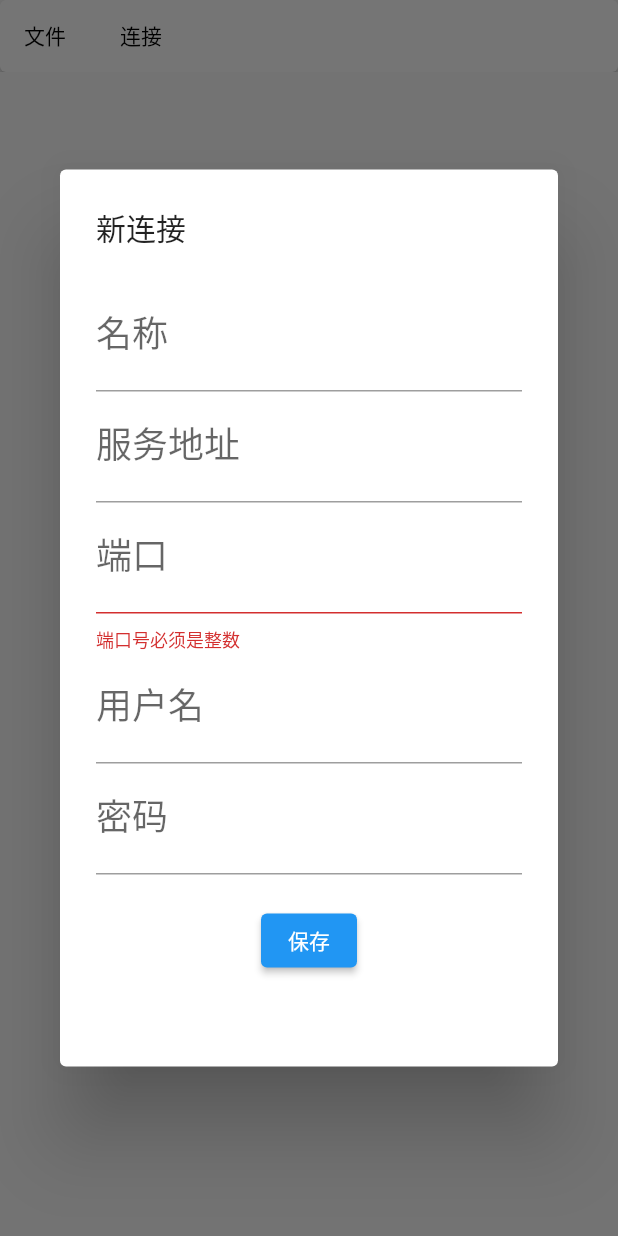
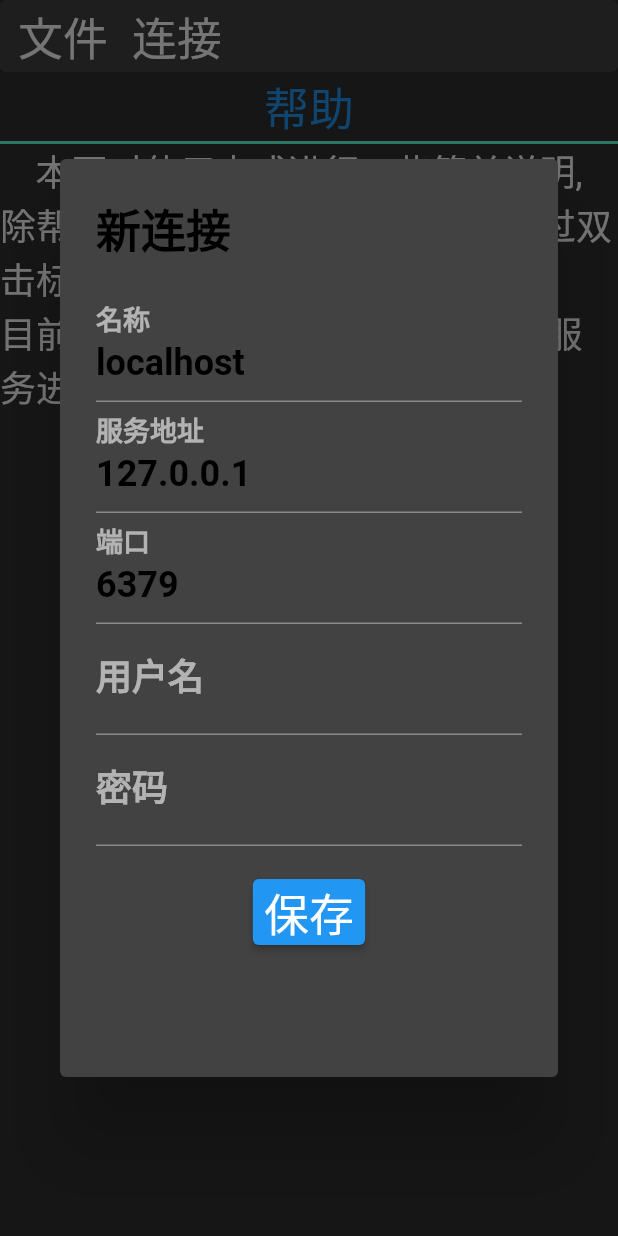
Before and after one commit to benxincaomu/redis-gui, a Flutter app: the screen it shows after launch, after a tap on "文件", after a tap on "新连接", on a phone screen of 412 x 824 dp. Run offline on Flutter 3.47's test engine with Material 2 defaults, Android fonts, the phone set to English and light mode, and no system bars; our stand-ins replace sqflite_common_ffi; missing offline and left inert: redis; accounts and stored records are empty.

Commit message:
添加/删除标签页

```diff
--- a/lib/gui/connection_info_pannel.dart
+++ b/lib/gui/connection_info_pannel.dart
@@ -1,5 +1,6 @@
 import "package:flutter/material.dart";
 import 'package:provider/provider.dart';
+import 'package:redis_gui_manager/gui/redis_ops_gui.dart';
 import 'package:redis_gui_manager/gui/server_list_panel.dart';
 import '../ds/redis_connection_info.dart';
 import '../ds/conn_info_map_sqlite.dart';
@@ -23,9 +24,9 @@ class ConnectionInfoPannel extends StatefulWidget {
 
 class ConnectionInfoPannelState extends State<ConnectionInfoPannel> {
   final _formKey = GlobalKey<FormState>();
-  final nameController = TextEditingController();
-  final hostController = TextEditingController();
-  final portController = TextEditingController();
+  final nameController = TextEditingController(text: "localhost");
+  final hostController = TextEditingController(text: "127.0.0.1");
+  final portController = TextEditingController(text: "6379");
 
   final userNameController = TextEditingController();
 
@@ -44,7 +45,6 @@ class ConnectionInfoPannelState extends State<ConnectionInfoPannel> {
             border: UnderlineInputBorder(),
             labelText: "名称",
             labelStyle: fontStyle,
-
           ),
           style: fontStyle,
           controller: nameController,
@@ -53,16 +53,14 @@ class ConnectionInfoPannelState extends State<ConnectionInfoPannel> {
             decoration: const InputDecoration(
                 border: UnderlineInputBorder(),
                 labelText: "服务地址",
-              labelStyle: fontStyle
-            ),
+                labelStyle: fontStyle),
             style: fontStyle,
             controller: hostController),
         TextFormField(
             decoration: const InputDecoration(
                 border: UnderlineInputBorder(),
                 labelText: "端口",
-              labelStyle: fontStyle
-            ),
+                labelStyle: fontStyle),
             style: fontStyle,
             controller: portController,
             keyboardType: TextInputType.number,
@@ -78,8 +76,7 @@ class ConnectionInfoPannelState extends State<ConnectionInfoPannel> {
           decoration: const InputDecoration(
               border: UnderlineInputBorder(),
               labelText: "用户名",
-            labelStyle: fontStyle
-          ),
+              labelStyle: fontStyle),
           style: fontStyle,
           controller: userNameController,
         ),
@@ -87,20 +84,20 @@ class ConnectionInfoPannelState extends State<ConnectionInfoPannel> {
           decoration: const InputDecoration(
               border: UnderlineInputBorder(),
               labelText: "密码",
-            labelStyle: fontStyle
-          ),
+              labelStyle: fontStyle),
           style: fontStyle,
           controller: passwordController,
           obscureText: true,
         ),
-        Container(margin: const EdgeInsets.only(top: 20),child:ElevatedButton(
+        Container(
+          margin: const EdgeInsets.only(top: 20),
+          child: ElevatedButton(
               onPressed: () {
                 save();
                 Navigator.pop(context);
               },
               child: const Text("保存")),
         )
-
       ]),
     );
   }
@@ -114,7 +111,11 @@ class ConnectionInfoPannelState extends State<ConnectionInfoPannel> {
           userName: userNameController.text,
           password: passwordController.text);
       Future<int> res = connInfoMap.insertOne(conn);
-      Provider.of<ServerListModel>(context,listen: false).refresh();
+      Provider.of<ServerListModel>(context, listen: false).refresh();
+      var lastOne = connInfoMap.selectLastOne();
+      lastOne.then((value) =>
+          Provider.of<RedisSessionModel>(context, listen: false).add(value));
+
       return res;
     } else {}
     return Future.value(0);
--- a/lib/gui/home_gui.dart
+++ b/lib/gui/home_gui.dart
@@ -1,6 +1,5 @@
 import 'package:flutter/material.dart';
 import 'package:redis_gui_manager/gui/redis_ops_gui.dart';
-import 'package:redis_gui_manager/gui/server_list_panel.dart';
 import 'menubar_gui.dart';
 
 class HomeGui extends StatelessWidget {
@@ -11,7 +10,7 @@ class HomeGui extends StatelessWidget {
     return Column(children: [
       const MenuBarGui(),
       Row(
-        children: const <Widget>[/* ServerListPanel(), */ RedisOpsGui()],
+        children: const <Widget>[ RedisOpsGui()],
       )
     ]);
   }
--- a/lib/gui/redis_ops_gui.dart
+++ b/lib/gui/redis_ops_gui.dart
@@ -1,6 +1,7 @@
-import 'dart:io';
+import 'package:flutter/material.dart';
+import 'package:provider/provider.dart';
 
-import 'package:flutter/material.dart';
+import '../ds/redis_connection_info.dart';
 
 class RedisOpsGui extends StatefulWidget {
   const RedisOpsGui({super.key});
@@ -12,47 +13,102 @@ class RedisOpsGui extends StatefulWidget {
 }
 
 class RedisOpsState extends State with TickerProviderStateMixin {
-  late TabController _tabController;
-
   @override
   void initState() {
     super.initState();
-    _tabController = TabController(length: 0, vsync: this);
   }
 
   @override
   Widget build(BuildContext context) {
-    stdout.writeln("${MediaQuery.of(context).size}");
     var size = MediaQuery.of(context).size;
+    return Consumer<RedisSessionModel>(builder: (context, sessions, child) {
+      var tabController =
+          TabController(length: sessions.sessions.length + 1, vsync: this);
+      List<Tab> tabs = [
+        const Tab(
+          text: "帮助",
+        ),
+      ];
+      List<Widget> views = [
+        Center(
+          child: Column(children: const [
+            Text(
+              "本页对使用方式进行一些简单说明,",
+            ),
+            Text(
+              "除帮助页之外，其他标签页可以通过双击标签来进行关闭",
+            ),
+            Text(
+              "目前只能从快速连接来开始对redis服务进行连接",
+            ),
+          ]),
+        )
+      ];
+      for (var connInfo in sessions.sessions) {
+        tabs.add(Tab(
+            child: GestureDetector(
+          child: Text(connInfo.name),
+          onDoubleTap: () {
+            showDialog(
+                context: context,
+                builder: (context) {
+                  return AlertDialog(
+                      title: const Text("确认关闭标签页吗?"),
+                      content: const Text("双击标签页可以关闭标签页"),
+                      actions: [
+                        TextButton(
+                            onPressed: () {
+                              Navigator.of(context).pop();
+                            },
+                            child: const Text("取消")),
+                        TextButton(
+                            onPressed: () {
+                              Provider.of<RedisSessionModel>(context,
+                                      listen: false)
+                                  .remove(connInfo.id!);
+
+                              Navigator.of(context).pop();
+                            },
+                            child: const Text("确认"))
+                      ]);
+                });
+          },
+        )));
+        views.add(const Center(child: Text("连接中...")));
+      }
       return SizedBox(
           width: size.width,
           height: size.height - 50,
           child: Scaffold(
             appBar: TabBar(
-              controller: _tabController,
-              labelColor: Colors.blue,
-              tabs: const [
-                Tab(
-                  text: "local",
-
-                  //icon: Icon(Icons.local_fire_department),
-                ),
-                Tab(
-                  text: "local2",
-                  //icon: Icon(Icons.local_fire_department),
-                )
-              ]),
+                controller: tabController, labelColor: Colors.blue, tabs: tabs),
             body: TabBarView(
-            controller: _tabController,
-            children: const <Widget>[
-              Center(
-                child: Text("It's cloudy here"),
-              ),
-              Center(
-                child: Text("It's rainy here"),
-              ),
-            ],
+              controller: tabController,
+              children: views,
             ),
           ));
+    });
   }
 }
+
+/// 触发标签页增加或者删除
+class RedisSessionModel extends ChangeNotifier {
+  List<RedisConnectionInfo> sessions = [];
+
+  void add(RedisConnectionInfo session) {
+    sessions.add(session);
+    notifyListeners();
+  }
+
+  void remove(int id) {
+    int idx = 0;
+    for (var session in sessions) {
+      if (session.id == id) {
+        break;
+      }
+      idx++;
+    }
+    sessions.removeAt(idx);
+    notifyListeners();
+  }
+}
--- a/lib/main.dart
+++ b/lib/main.dart
@@ -2,15 +2,17 @@ import 'package:flutter/material.dart';
 import 'package:provider/provider.dart';
 import 'package:redis_gui_manager/gui/server_list_panel.dart';
 import 'gui/home_gui.dart';
+import 'gui/redis_ops_gui.dart';
 
 void main() {
-    var serverListModel = ServerListModel();
-    serverListModel.refresh();
-  runApp(
-    MultiProvider(providers: [
-      ChangeNotifierProvider(create: (context) => serverListModel,)
-    ], child: const MainApp())
-  );
+  var serverListModel = ServerListModel();
+  serverListModel.refresh();
+  runApp(MultiProvider(providers: [
+    ChangeNotifierProvider(
+      create: (context) => serverListModel,
+    ),
+    ChangeNotifierProvider(create: (context) => RedisSessionModel())
+  ], child: const MainApp()));
 }
 
 class MainApp extends StatelessWidget {
@@ -18,6 +20,45 @@ class MainApp extends StatelessWidget {
 
   @override
   Widget build(BuildContext context) {
-    return const MaterialApp(home: Scaffold(body: HomeGui()));
+    return MaterialApp(
+        home: const Scaffold(body: HomeGui()),
+        theme: ThemeData(
+          brightness: Brightness.dark,
+          primaryColor: Colors.blueGrey,
+          primaryTextTheme: const TextTheme(
+            bodySmall: TextStyle(fontSize: 18),
+            bodyMedium: TextStyle(fontSize: 24),
+            bodyLarge: TextStyle(fontSize: 30),
+            titleSmall: TextStyle(
+                fontSize: 18, color: Colors.black, fontWeight: FontWeight.bold),
+            titleMedium: TextStyle(
+                fontSize: 24, color: Colors.black, fontWeight: FontWeight.bold),
+            titleLarge: TextStyle(
+                fontSize: 30, color: Colors.black, fontWeight: FontWeight.bold),
+            displaySmall: TextStyle(fontSize: 18, color: Colors.black),
+            displayMedium: TextStyle(fontSize: 24, color: Colors.black),
+            displayLarge: TextStyle(fontSize: 30, color: Colors.black),
+            labelSmall: TextStyle(fontSize: 18, color: Colors.black),
+            labelMedium: TextStyle(fontSize: 24, color: Colors.black),
+            labelLarge: TextStyle(fontSize: 30, color: Colors.black),
+          ),
+          textTheme: const TextTheme(
+            bodySmall: TextStyle(fontSize: 18),
+            bodyMedium: TextStyle(fontSize: 24),
+            bodyLarge: TextStyle(fontSize: 30),
+            titleSmall: TextStyle(
+                fontSize: 18, color: Colors.black, fontWeight: FontWeight.bold),
+            titleMedium: TextStyle(
+                fontSize: 24, color: Colors.black, fontWeight: FontWeight.bold),
+            titleLarge: TextStyle(
+                fontSize: 30, color: Colors.black, fontWeight: FontWeight.bold),
+            displaySmall: TextStyle(fontSize: 18, color: Colors.black),
+            displayMedium: TextStyle(fontSize: 24, color: Colors.black),
+            displayLarge: TextStyle(fontSize: 30, color: Colors.black),
+            labelSmall: TextStyle(fontSize: 18, color: Colors.black),
+            labelMedium: TextStyle(fontSize: 24, color: Colors.black),
+            labelLarge: TextStyle(fontSize: 30, color: Colors.black),
+          ),
+        ));
   }
 }
```
Also changed, not shown: lib/ds/conn_info_map_sqlite.dart (+19 -0 lines). Lines whose indentation alone changed are shown as unchanged.
